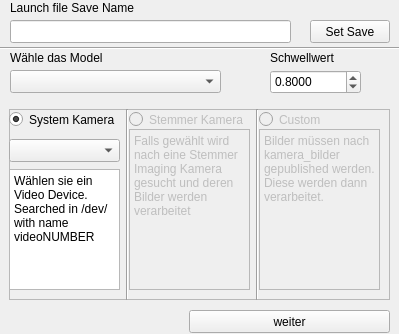
This is QtGui/Launchwindow.ui in JonasMayerDev/Realtime_Detect as Qt 5 draws it before an edit. The edited form follows.
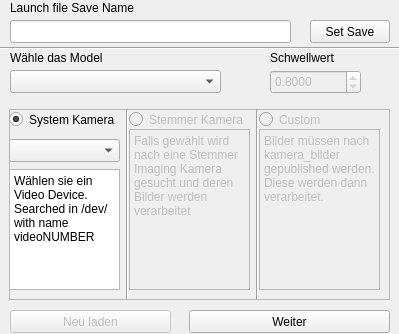
This is the edited form.

The edit to the form file:
```diff
--- a/QtGui/Launchwindow.ui
+++ b/QtGui/Launchwindow.ui
@@ -87,6 +87,9 @@
     </property>
    </widget>
    <widget class="QDoubleSpinBox" name="doubleSpinBoxSchwelle">
+    <property name="enabled">
+     <bool>false</bool>
+    </property>
     <property name="geometry">
      <rect>
       <x>270</x>
@@ -289,7 +292,23 @@
      </rect>
     </property>
     <property name="text">
-     <string>weiter</string>
+     <string>Weiter</string>
+    </property>
+   </widget>
+   <widget class="QPushButton" name="pushButton">
+    <property name="enabled">
+     <bool>false</bool>
+    </property>
+    <property name="geometry">
+     <rect>
+      <x>10</x>
+      <y>310</y>
+      <width>161</width>
+      <height>23</height>
+     </rect>
+    </property>
+    <property name="text">
+     <string>Neu laden</string>
     </property>
    </widget>
   </widget>
```
